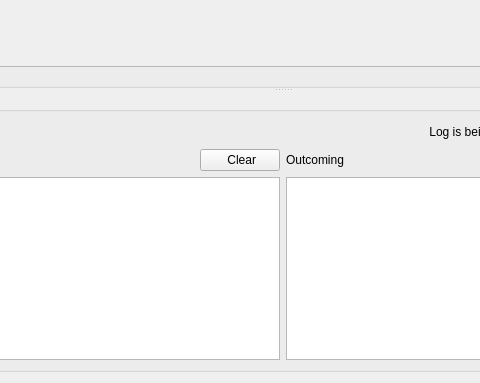
First picture: the form in src/ui/controlpanel.ui, repository etengabeko/etwas, before the edit; both pictures show x 117 to 597 and y 217 to 600 of the 800 by 600 pixel window.
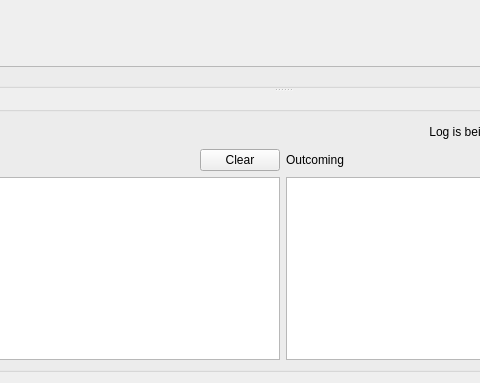
Second picture: the form after the edit. The open tabs and pages were chosen to show the change.

```diff
--- a/src/ui/controlpanel.ui
+++ b/src/ui/controlpanel.ui
@@ -267,7 +267,7 @@
              <item>
               <widget class="QPushButton" name="incomingClearButton">
                <property name="text">
-                <string> Clear</string>
+                <string>Clear</string>
                </property>
               </widget>
              </item>
```
Left out of the diff: 4 changed lines with no effect on the pictures.
